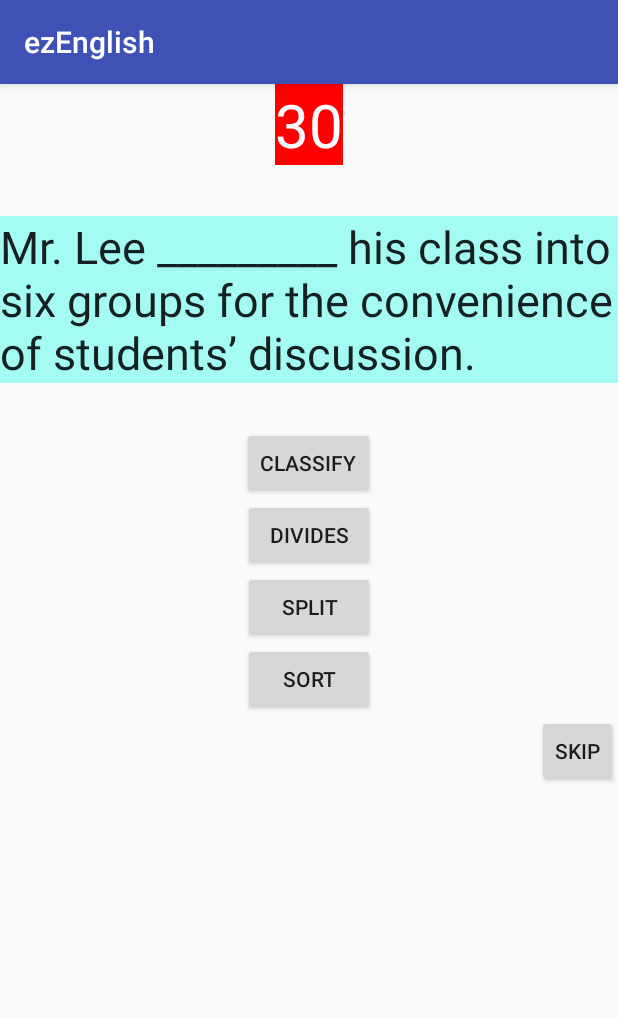
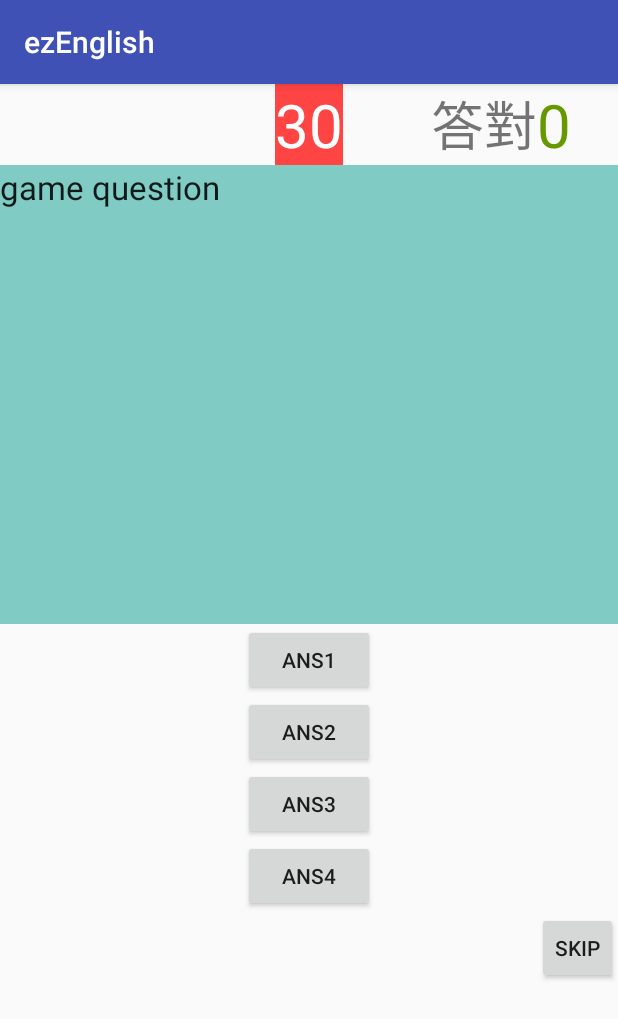
Before and after one commit to TzWenChen/know, an Android app: the SingleTestActivity screen opened directly, with no data from a screen before it, on a phone screen of 412 x 824 dp. Shown: the top 1019 px of the screen. Run offline under Robolectric (Android 15) with nearby library versions, the phone set to English and light mode, and no system bars.

Commit message:
Edit single_test.xml

```diff
--- a/app/src/main/res/layout/single_test.xml
+++ b/app/src/main/res/layout/single_test.xml
@@ -3,36 +3,18 @@
     android:orientation="vertical" android:layout_width="match_parent"
     android:layout_height="match_parent">
 
-    <EditText
-        android:layout_width="wrap_content"
-        android:layout_height="wrap_content"
-        android:inputType="textMultiLine"
-        android:ems="10"
-        android:id="@+id/single_question"
-        android:text="Mr. Lee _________ his class into six groups for the convenience of students’ discussion."
-        android:textSize="30dp"
-        android:layout_below="@+id/chronometer_single"
-        android:layout_alignParentLeft="true"
-        android:layout_alignParentStart="true"
-        android:layout_marginTop="34dp"
-        android:layout_alignParentRight="true"
-        android:layout_alignParentEnd="true"
-        android:background="#a3fbf2"
-        android:editable="false" />
-
     <Button
         android:layout_width="wrap_content"
         android:layout_height="wrap_content"
-        android:text="classify"
+        android:text="ans1"
         android:id="@+id/btn_ans1"
-        android:layout_marginTop="29dp"
-        android:layout_below="@+id/single_question"
+        android:layout_centerVertical="true"
         android:layout_centerHorizontal="true" />
 
     <Button
         android:layout_width="wrap_content"
         android:layout_height="wrap_content"
-        android:text="divides"
+        android:text="ans2"
         android:id="@+id/btn_ans2"
         android:layout_below="@+id/btn_ans1"
         android:layout_centerHorizontal="true" />
@@ -40,7 +22,7 @@
     <Button
         android:layout_width="wrap_content"
         android:layout_height="wrap_content"
-        android:text="split"
+        android:text="ans3"
         android:id="@+id/btn_ans3"
         android:layout_below="@+id/btn_ans2"
         android:layout_centerHorizontal="true" />
@@ -48,21 +30,10 @@
     <Button
         android:layout_width="wrap_content"
         android:layout_height="wrap_content"
-        android:text="sort"
+        android:text="ans4"
         android:id="@+id/btn_ans4"
         android:layout_below="@+id/btn_ans3"
         android:layout_centerHorizontal="true" />
-
-    <Chronometer
-        android:layout_width="wrap_content"
-        android:layout_height="wrap_content"
-        android:id="@+id/chronometer_single"
-        android:textSize="40dp"
-        android:format="30"
-        android:layout_alignParentTop="true"
-        android:layout_centerHorizontal="true"
-        android:textColor="#fefefe"
-        android:background="#ff0000" />
 
     <Button
         style="?android:attr/buttonStyleSmall"
@@ -74,4 +45,48 @@
         android:layout_alignParentRight="true"
         android:layout_alignParentEnd="true" />
 
+    <TextView
+        android:layout_width="wrap_content"
+        android:layout_height="wrap_content"
+        android:textAppearance="?android:attr/textAppearanceLarge"
+        android:text="game question"
+        android:id="@+id/single_question"
+        android:layout_above="@+id/btn_ans1"
+        android:layout_alignParentStart="true"
+        android:layout_alignEnd="@+id/btn_single_skip"
+        android:background="@color/accent_material_dark"
+        android:layout_below="@+id/single_test_timer" />
+
+    <TextView
+        android:layout_width="wrap_content"
+        android:layout_height="wrap_content"
+        android:text="30"
+        android:id="@+id/single_test_timer"
+        android:textSize="40dp"
+        android:textColor="#ffffff"
+        android:background="@android:color/holo_red_light"
+        android:layout_alignParentTop="true"
+        android:layout_centerHorizontal="true" />
+
+    <TextView
+        android:layout_width="wrap_content"
+        android:layout_height="wrap_content"
+        android:text="答對"
+        android:id="@+id/record＿label"
+        android:textSize="35dp"
+        android:layout_alignParentTop="true"
+        android:layout_toStartOf="@+id/right_answer" />
+
+    <TextView
+        android:layout_width="wrap_content"
+        android:layout_height="wrap_content"
+        android:text="0"
+        android:id="@+id/right_answer"
+        android:layout_alignParentEnd="true"
+        android:layout_above="@+id/single_question"
+        android:textSize="40dp"
+        android:layout_alignParentTop="true"
+        android:layout_alignStart="@+id/btn_single_skip"
+        android:textColor="@android:color/holo_green_dark" />
+
 </RelativeLayout>
```
